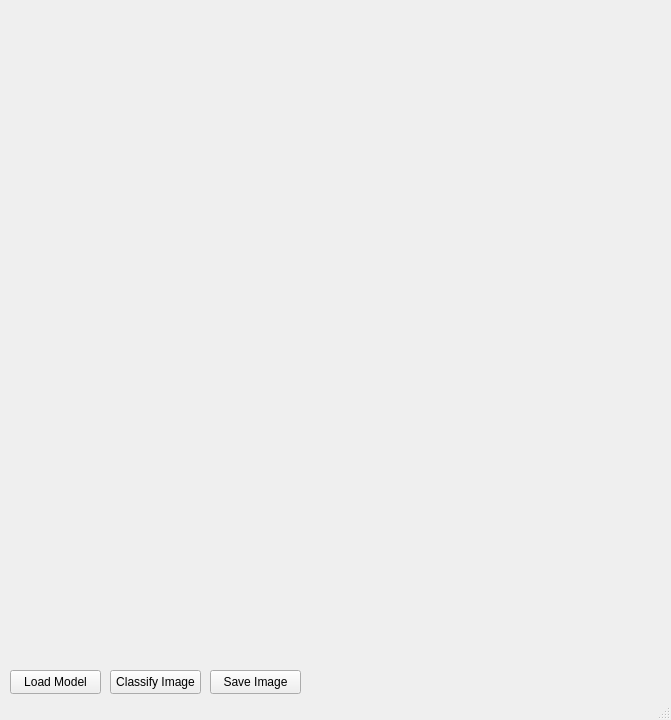
Old version of the form mainwindow.ui in the repository Dudecake/potato-classifier.
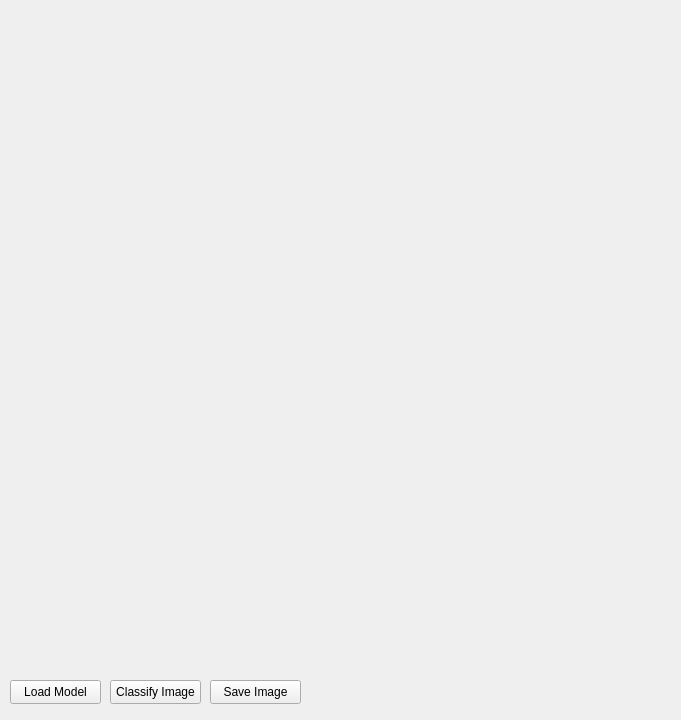
New version of the form.

Commit message: Made the window resizable

The edit to the form file:
```diff
--- a/mainwindow.ui
+++ b/mainwindow.ui
@@ -6,7 +6,7 @@
    <rect>
     <x>0</x>
     <y>0</y>
-    <width>671</width>
+    <width>681</width>
     <height>720</height>
    </rect>
   </property>
@@ -18,7 +18,7 @@
     <property name="geometry">
      <rect>
       <x>10</x>
-      <y>670</y>
+      <y>680</y>
       <width>91</width>
       <height>24</height>
      </rect>
@@ -31,7 +31,7 @@
     <property name="geometry">
      <rect>
       <x>110</x>
-      <y>670</y>
+      <y>680</y>
       <width>91</width>
       <height>24</height>
      </rect>
@@ -44,7 +44,7 @@
     <property name="geometry">
      <rect>
       <x>210</x>
-      <y>670</y>
+      <y>680</y>
       <width>91</width>
       <height>24</height>
      </rect>
@@ -58,8 +58,8 @@
      <rect>
       <x>10</x>
       <y>10</y>
-      <width>651</width>
-      <height>651</height>
+      <width>661</width>
+      <height>661</height>
      </rect>
     </property>
     <property name="text">
@@ -67,7 +67,6 @@
     </property>
    </widget>
   </widget>
-  <widget class="QStatusBar" name="statusbar"/>
  </widget>
  <resources/>
  <connections/>
```
The commit also changes 3 other files.
